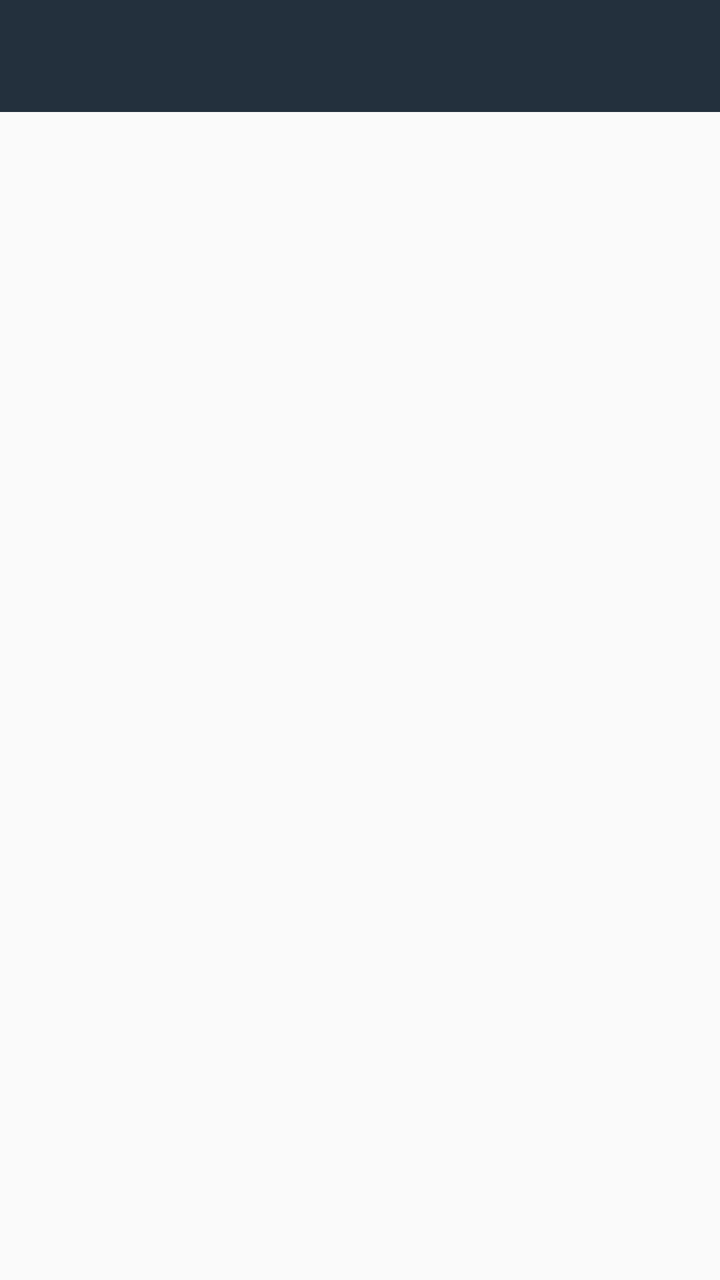
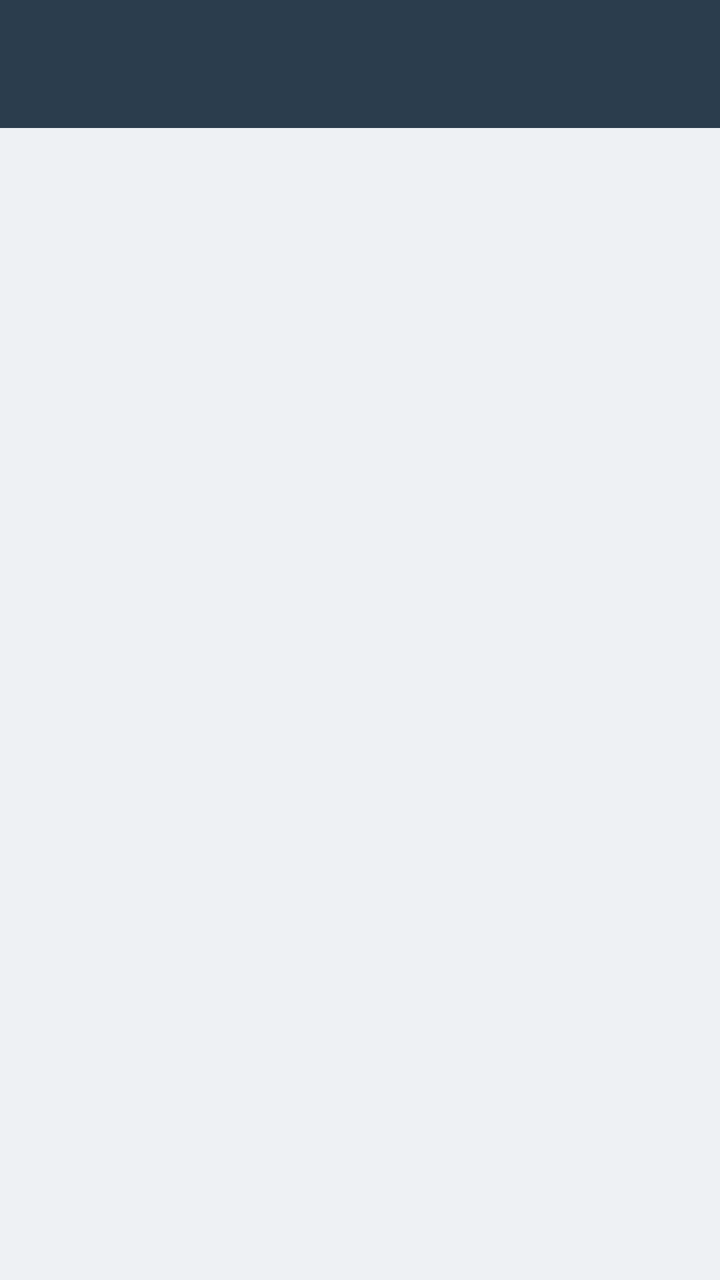

Before-and-after screenshots of an Android layout around one commit, followed by the original layout XML and the change that was made.
<!-- AndroidManifest.xml: application theme AppTheme -->
<!-- res/layout/activity_settings.xml -->
<?xml version="1.0" encoding="utf-8"?>
<LinearLayout
    xmlns:android="http://schemas.android.com/apk/res/android"
    xmlns:app="http://schemas.android.com/apk/res-auto"
    android:layout_width="match_parent"
    android:layout_height="match_parent"
    android:orientation="vertical">

    <androidx.appcompat.widget.Toolbar
        android:id="@+id/toolbar"
        android:layout_width="match_parent"
        android:layout_height="wrap_content"
        android:minHeight="?attr/actionBarSize"
        android:background="@color/colorPrimaryDark"
        android:theme="@style/ThemeOverlay.AppCompat.Dark.ActionBar"
        app:popupTheme="@style/ThemeOverlay.AppCompat.Light" />

    <FrameLayout
        android:id="@+id/settings_container"
        android:layout_width="match_parent"
        android:layout_height="match_parent" />
</LinearLayout>
<!-- resources referenced by this layout -->
<resources>
  <color name="colorPrimaryDark">#23303d</color>
  <style name="AppTheme" parent="Theme.AppCompat.Light.NoActionBar">
          
          <item name="colorPrimary">@color/colorPrimary</item>
          <item name="colorPrimaryDark">@color/colorPrimaryDark</item>
          <item name="colorAccent">@color/colorAccent</item>
      </style>
  <color name="colorPrimary">#2b3d4d</color>
  <color name="colorAccent">#10cac9</color>
</resources>

<!-- the commit's change to res/layout/activity_settings.xml (unified diff, before → after) -->
@@ -6,14 +6,14 @@
     android:layout_height="match_parent"
     android:orientation="vertical">
 
-    <androidx.appcompat.widget.Toolbar
+    <com.google.android.material.appbar.MaterialToolbar
         android:id="@+id/toolbar"
         android:layout_width="match_parent"
         android:layout_height="wrap_content"
         android:minHeight="?attr/actionBarSize"
-        android:background="@color/colorPrimaryDark"
-        android:theme="@style/ThemeOverlay.AppCompat.Dark.ActionBar"
-        app:popupTheme="@style/ThemeOverlay.AppCompat.Light" />
+        android:background="@color/toolbar_background"
+        android:theme="@style/ThemeOverlay.Material3.Dark.ActionBar"
+        app:titleTextColor="@android:color/white"/>
 
     <FrameLayout
         android:id="@+id/settings_container"
<!-- resource entries referenced after the edit -->
@@ -1,13 +1,30 @@
 <!-- resources referenced by this layout -->
 <resources>
-  <color name="colorPrimaryDark">#23303d</color>
-  <style name="AppTheme" parent="Theme.AppCompat.Light.NoActionBar">
+  <color name="toolbar_background">@color/brand_navy</color>
+  <style name="AppTheme" parent="Theme.Material3.DayNight.NoActionBar">
           
-          <item name="colorPrimary">@color/colorPrimary</item>
-          <item name="colorPrimaryDark">@color/colorPrimaryDark</item>
-          <item name="colorAccent">@color/colorAccent</item>
+          <item name="colorPrimary">@color/color_primary</item>
+          <item name="colorOnPrimary">@color/color_on_primary</item>
+          <item name="colorSecondary">@color/brand_teal</item>
+  
+          
+          <item name="android:colorBackground">@color/color_background</item>
+          <item name="colorOnBackground">@color/color_on_surface</item>
+  
+          
+          <item name="colorSurface">@color/color_surface</item>
+          <item name="colorSurfaceContainerLow">@color/color_surface</item>
+          <item name="colorSurfaceContainerHigh">@color/color_surface</item>
+          <item name="colorOnSurface">@color/color_on_surface</item>
+          <item name="colorOnSurfaceVariant">@color/color_on_surface_variant</item>
       </style>
-  <color name="colorPrimary">#2b3d4d</color>
-  <color name="colorAccent">#10cac9</color>
+  <color name="brand_navy">#2B3D4D</color>
+  <color name="color_primary">#00797A</color>
+  <color name="color_on_primary">#FFFFFF</color>
+  <color name="brand_teal">#10CAC9</color>
+  <color name="color_background">#EEF1F4</color>
+  <color name="color_on_surface">#1D2830</color>
+  <color name="color_surface">#FFFFFF</color>
+  <color name="color_on_surface_variant">#5B6670</color>
 </resources>
 
